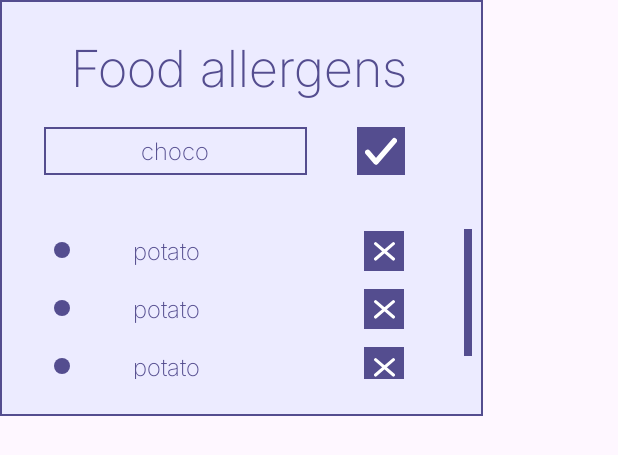
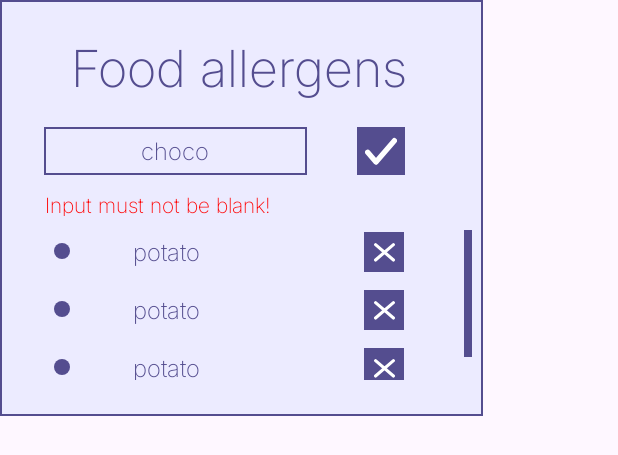
Before and after one commit to Sug4chy/ReceipeApp, an Android app: the layout popup_allergens.xml on its own in the app's theme, with its tools: preview values and no code run, on a phone screen of 412 x 824 dp. Shown: the top 455 px of the screen. Run offline under Robolectric (Android 15) with nearby library versions, the phone set to English and light mode, and no system bars.

Commit message:
Добавил валидацию на пустой ввод при добавлении аллергена

```diff
--- a/app/src/main/res/layout/popup_allergens.xml
+++ b/app/src/main/res/layout/popup_allergens.xml
@@ -59,13 +59,26 @@
 
     </LinearLayout>
 
+    <TextView
+        android:id="@+id/validation_error_txv"
+        android:layout_width="wrap_content"
+        android:layout_height="18dp"
+        android:layout_marginStart="29.5dp"
+        android:layout_marginTop="9dp"
+        android:fontFamily="@font/inter"
+        android:textAlignment="center"
+        android:textColor="#FFFF0000"
+        android:visibility="invisible"
+        tools:visibility="visible"
+        tools:text="@string/add_allergen_blank_input_error"/>
+
     <androidx.recyclerview.widget.RecyclerView
         android:id="@+id/allergens_list"
         style="@style/allergens_recycler_style"
         android:layout_width="278.7dp"
         android:layout_height="100dp"
         android:layout_marginStart="36dp"
-        android:layout_marginTop="36dp"
+        android:layout_marginTop="9dp"
         android:layout_marginBottom="27.4dp"
         tools:itemCount="3"
         tools:listitem="@layout/viewholder_allergen" />
--- a/app/src/main/res/values/strings.xml
+++ b/app/src/main/res/values/strings.xml
@@ -6,4 +6,5 @@
     <string name="delete_allergen_btn_content_description">Delete allergen</string>
     <string name="you_needed">You nedded:</string>
     <string name="categories">Categories:</string>
+    <string name="add_allergen_blank_input_error">Input must not be blank!</string>
 </resources>
--- a/gradle/libs.versions.toml
+++ b/gradle/libs.versions.toml
@@ -1,5 +1,5 @@
 [versions]
-agp = "8.6.1"
+agp = "8.5.2"
 kotlin = "2.0.0"
 coreKtx = "1.15.0"
 junit = "4.13.2"
```
Also changed, not shown: app/src/main/java/ru/sug4chy/receipe_app/ui/main/MainFragment.kt (+9 -2 lines), 1 other file.
